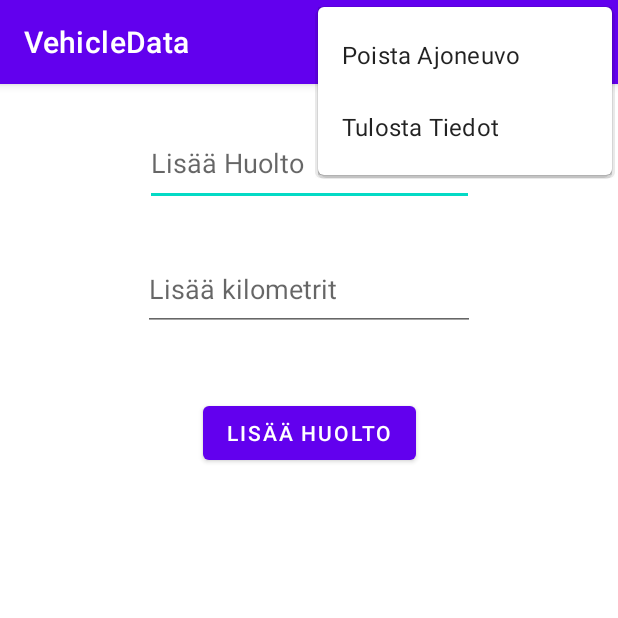
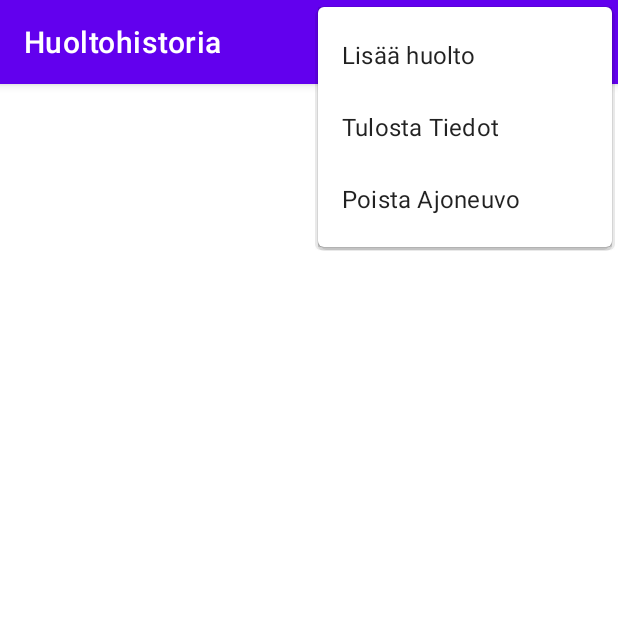
Before and after one commit to mikaelk94/android-huoltokirja, an Android app: the VehicleData screen opened directly, with no data from a screen before it, with the options menu open, on a phone screen of 412 x 824 dp, the top half of it. Run offline under Robolectric (Android 15) with nearby library versions, the phone set to English and light mode, and no system bars; our stand-ins replace Firebase (no records; nobody signed in at launch, a user with empty details on screens opened directly).

Commit message:
Huollonlisäykselle oma aktiviteetti

```diff
--- a/app/src/main/AndroidManifest.xml
+++ b/app/src/main/AndroidManifest.xml
@@ -1,7 +1,9 @@
 <?xml version="1.0" encoding="utf-8"?>
 <manifest xmlns:android="http://schemas.android.com/apk/res/android"
     package="huolto.kirja">
+
     <uses-permission android:name="android.permission.WRITE_EXTERNAL_STORAGE" />
+
     <application
         android:allowBackup="true"
         android:icon="@mipmap/ic_launcher"
@@ -9,6 +11,9 @@
         android:roundIcon="@mipmap/ic_launcher_round"
         android:supportsRtl="true"
         android:theme="@style/Theme.Huoltokirja">
+        <activity
+            android:name=".AddService"
+            android:exported="false" />
         <activity
             android:name=".VehicleData"
             android:exported="false" />
--- a/app/src/main/java/huolto/kirja/VehicleData.java
+++ b/app/src/main/java/huolto/kirja/VehicleData.java
@@ -4,8 +4,10 @@ import androidx.annotation.NonNull;
 import androidx.annotation.Nullable;
 import androidx.appcompat.app.AlertDialog;
 import androidx.appcompat.app.AppCompatActivity;
+import androidx.appcompat.view.menu.MenuBuilder;
 
 import android.content.DialogInterface;
+import android.content.Intent;
 import android.os.Bundle;
 import android.util.Log;
 import android.view.Menu;
@@ -15,6 +17,7 @@ import android.widget.ArrayAdapter;
 import android.widget.Button;
 import android.widget.EditText;
 import android.widget.ListView;
+import android.widget.TextView;
 import android.widget.Toast;
 import android.content.Context;
 
@@ -32,9 +35,6 @@ import java.nio.charset.StandardCharsets;
 import java.util.ArrayList;
 
 public class VehicleData extends AppCompatActivity {
-    EditText etAddService;
-    EditText etAddKilometers;
-    Button btnAddService;
     DatabaseReference reference = FirebaseDatabase.getInstance().getReference("user");
     DatabaseReference reference2 = FirebaseDatabase.getInstance().getReference("user");
 
@@ -48,7 +48,9 @@ public class VehicleData extends AppCompatActivity {
     protected void onCreate(Bundle savedInstanceState) {
         super.onCreate(savedInstanceState);
         setContentView(R.layout.activity_vehicle_data);
-        this.setTitle("VehicleData");
+        this.setTitle("Huoltohistoria");
+
+        String vehicleName = getIntent().getStringExtra("vehicleName");
 
         // initializing variables for listview
         lv = findViewById(R.id.listViewVehicleDataList);
@@ -58,23 +60,9 @@ public class VehicleData extends AppCompatActivity {
 
         initializeListView();
 
-        String username = getIntent().getStringExtra("username");
-        String vehicleName = getIntent().getStringExtra("vehicleName");
-
-        etAddService = findViewById(R.id.editTextAddService);
-        etAddKilometers = findViewById(R.id.editTextAddKilometers);
-        btnAddService = findViewById(R.id.buttonAddService);
-
-
-        btnAddService.setOnClickListener(v -> {
-            String kilometers = etAddKilometers.getText().toString();
-            String service = etAddService.getText().toString();
-            ServiceInfo serviceInfo = new ServiceInfo(service,kilometers);
-            reference.child(username).child("vehicles").child(vehicleName).child("services").push().setValue(serviceInfo);
-            etAddKilometers.setText("");
-            etAddService.setText("");
-        });
-
+        TextView tvVehicleName;
+        tvVehicleName = findViewById(R.id.textViewVehicleName);
+        tvVehicleName.setText(vehicleName);
     }
 
     @Override
@@ -86,10 +74,17 @@ public class VehicleData extends AppCompatActivity {
 
     @Override
     public boolean onOptionsItemSelected(@NonNull MenuItem item) {
+        String username = getIntent().getStringExtra("username");
+        String vehicleName = getIntent().getStringExtra("vehicleName");
+
         switch (item.getItemId()) {
+            case R.id.AddNewService:
+                Intent explicit = new Intent(VehicleData.this, AddService.class);
+                explicit.putExtra("username", username);
+                explicit.putExtra("vehicleName", vehicleName);
+                startActivity(explicit);
+                break;
             case R.id.deleteThisVehicle:
-                String username = getIntent().getStringExtra("username");
-                String vehicleName = getIntent().getStringExtra("vehicleName");
                 removeVehicleAlert(username, vehicleName);
                 break;
             case R.id.PrintThisVehicle:
--- a/app/src/main/res/layout/activity_logged_in.xml
+++ b/app/src/main/res/layout/activity_logged_in.xml
@@ -33,6 +33,7 @@
         android:layout_height="wrap_content"
         android:layout_marginTop="96dp"
         android:text="TextView"
+        android:textSize="20sp"
         app:layout_constraintEnd_toEndOf="parent"
         app:layout_constraintHorizontal_bias="0.498"
         app:layout_constraintStart_toStartOf="parent"
--- a/app/src/main/res/layout/activity_vehicle_data.xml
+++ b/app/src/main/res/layout/activity_vehicle_data.xml
@@ -6,50 +6,25 @@
     android:layout_height="match_parent"
     tools:context=".VehicleData">
 
-    <EditText
-        android:id="@+id/editTextAddService"
-        android:layout_width="219dp"
-        android:layout_height="57dp"
-        android:layout_marginTop="24dp"
-        android:ems="10"
-        android:hint="@string/add_service"
-        android:inputType="textPersonName"
+    <TextView
+        android:id="@+id/textViewVehicleName"
+        android:layout_width="wrap_content"
+        android:layout_height="wrap_content"
+        android:text="TextView"
+        android:textSize="20sp"
+        android:layout_marginTop="40dp"
         app:layout_constraintEnd_toEndOf="parent"
         app:layout_constraintHorizontal_bias="0.5"
         app:layout_constraintStart_toStartOf="parent"
         app:layout_constraintTop_toTopOf="parent" />
 
-    <EditText
-        android:id="@+id/editTextAddKilometers"
-        android:layout_width="221dp"
-        android:layout_height="55dp"
-        android:layout_marginTop="28dp"
-        android:ems="10"
-        android:hint="@string/add_distance"
-        android:inputType="textPersonName"
-        app:layout_constraintEnd_toEndOf="parent"
-        app:layout_constraintHorizontal_bias="0.5"
-        app:layout_constraintStart_toStartOf="parent"
-        app:layout_constraintTop_toBottomOf="@+id/editTextAddService" />
-
-    <Button
-        android:id="@+id/buttonAddService"
-        android:layout_width="wrap_content"
-        android:layout_height="wrap_content"
-        android:layout_marginTop="44dp"
-        android:text="@string/add_service"
-        app:layout_constraintEnd_toEndOf="parent"
-        app:layout_constraintHorizontal_bias="0.5"
-        app:layout_constraintStart_toStartOf="parent"
-        app:layout_constraintTop_toBottomOf="@+id/editTextAddKilometers" />
-
     <ListView
         android:id="@+id/listViewVehicleDataList"
         android:layout_width="319dp"
         android:layout_height="408dp"
-        android:layout_marginTop="32dp"
+        android:layout_marginTop="20dp"
         app:layout_constraintEnd_toEndOf="parent"
         app:layout_constraintStart_toStartOf="parent"
-        app:layout_constraintTop_toBottomOf="@+id/buttonAddService" />
+        app:layout_constraintTop_toBottomOf="@+id/textViewVehicleName" />
 
 </androidx.constraintlayout.widget.ConstraintLayout>
--- a/app/src/main/res/menu/menu3.xml
+++ b/app/src/main/res/menu/menu3.xml
@@ -1,14 +1,17 @@
 <?xml version="1.0" encoding="utf-8"?>
 <menu xmlns:android="http://schemas.android.com/apk/res/android"
     xmlns:app="http://schemas.android.com/apk/res-auto">
+    <item
+        android:id="@+id/AddNewService"
+        android:title="Lisää huolto"
+        app:showAsAction="never" />
+    <item
+        android:id="@+id/PrintThisVehicle"
+        android:title="Tulosta Tiedot"
+        app:showAsAction="never" />
     <item
         android:id="@+id/deleteThisVehicle"
         android:title="Poista Ajoneuvo"
         app:showAsAction="never"
         android:icon="@drawable/ic_baseline_delete_24"/>
-    <item
-        android:id="@+id/PrintThisVehicle"
-        android:title="Tulosta Tiedot"
-        app:showAsAction="never" />
-
 </menu>
--- a/app/src/main/res/values/strings.xml
+++ b/app/src/main/res/values/strings.xml
@@ -11,4 +11,6 @@
     <string name="add_service">Lisää Huolto</string>
     <string name="add_distance">Lisää kilometrit</string>
     <string name="delete_vehicle">Poista</string>
+    <string name="add_date">Päivämäärä</string>
+    <string name="additional_information">Lisätietoja</string>
 </resources>
```
Also changed, not shown: app/src/main/java/huolto/kirja/AddService.java (added, +67 -0 lines), app/src/main/java/huolto/kirja/ServiceInfo.java (+21 -1 lines), app/src/main/res/layout/activity_add_service.xml (added, +72 -0 lines).
